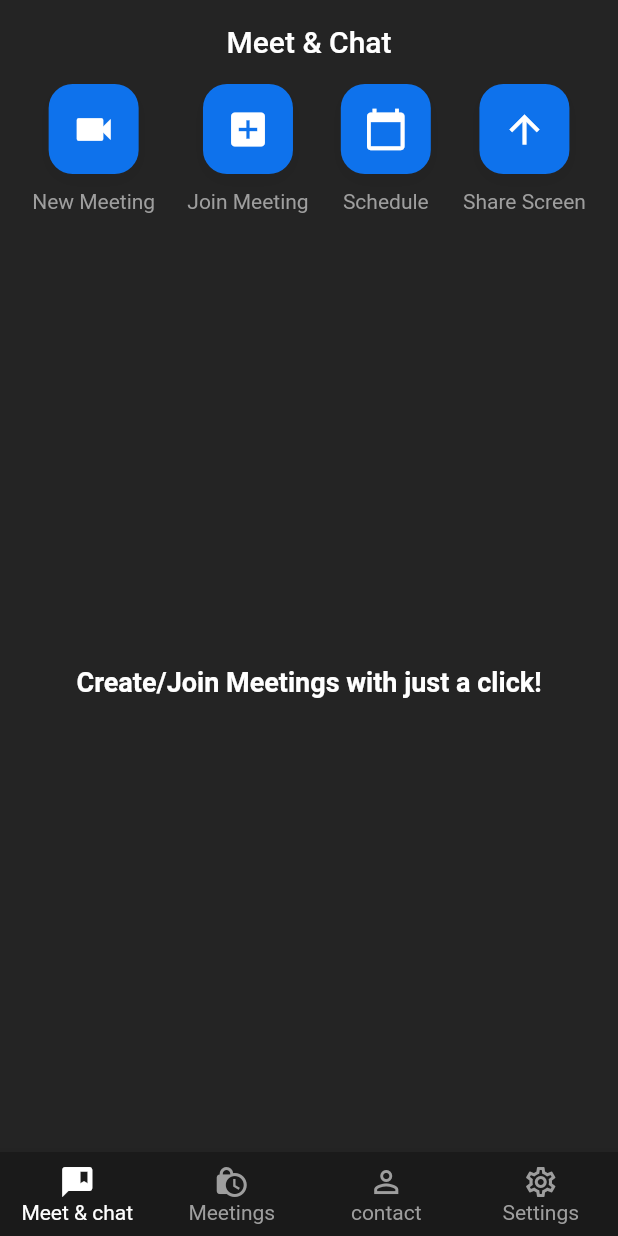
After one commit to kibriatuhin/conf_call, a Flutter app: the screen it shows once a user with an empty profile is signed in, after a tap on "New Meeting", on a phone screen of 412 x 824 dp. The commit adds this screen. Run offline on Flutter 3.47's test engine with Material 2 defaults, Android fonts, the phone set to English and light mode, and no system bars; our stand-ins replace cloud_firestore, firebase_auth, firebase_core, google_sign_in; missing offline and left inert: jitsi_meet; accounts and stored records are empty; network calls fail.

Commit message:
meeting creation done

```diff
--- a/lib/resources/auth_method.dart
+++ b/lib/resources/auth_method.dart
@@ -9,6 +9,8 @@ class AuthMethods {
   final FirebaseFirestore _firestore = FirebaseFirestore.instance;
 
   Stream<User?> get authChanges => _auth.authStateChanges();
+
+  User get user=> _auth.currentUser!;
 
   Future<bool> signInWithGoogle(BuildContext context) async {
     bool res = false;
--- /dev/null
+++ b/lib/resources/jitsi_meet_method.dart
@@ -0,0 +1,34 @@
+import 'package:conf_call/resources/auth_method.dart';
+import 'package:jitsi_meet/feature_flag/feature_flag.dart';
+import 'package:jitsi_meet/jitsi_meet.dart';
+
+class JitsiMeetMethod {
+  final AuthMethods _authMethods = AuthMethods();
+  void createNewMeeting({required String roomName,required bool isAudioMuted, required isVideoMuted}) async {
+    try {
+      FeatureFlag featureFlag = FeatureFlag();
+      featureFlag.welcomePageEnabled = false;
+      featureFlag.resolution = FeatureFlagVideoResolution
+          .MD_RESOLUTION; // Limit video resolution to 360p
+
+      var options = JitsiMeetingOptions(
+        room: roomName,
+
+      )
+       /* ..room = "myroom" // Required, spaces will be trimmed
+        ..serverURL = "https://someHost.com"
+        ..subject = "Meeting with Gunschu"*/
+        ..userDisplayName = _authMethods.user.displayName
+        ..userEmail = _authMethods.user.email
+        ..userAvatarURL = _authMethods.user.photoURL // or .png
+       /* ..audioOnly = true*/
+        ..audioMuted = isAudioMuted
+        ..videoMuted = isVideoMuted;
+       // ..featureFlag = featureFlag;
+
+      await JitsiMeet.joinMeeting(options);
+    } catch (error) {
+      print("error: $error");
+    }
+  }
+}
--- /dev/null
+++ b/lib/screens/history_meeting_screen.dart
@@ -0,0 +1,9 @@
+import 'package:flutter/material.dart';
+class HistoryMeetingScreen extends StatelessWidget {
+  const HistoryMeetingScreen({Key? key}) : super(key: key);
+
+  @override
+  Widget build(BuildContext context) {
+    return Container();
+  }
+}
--- a/lib/screens/home_screen.dart
+++ b/lib/screens/home_screen.dart
@@ -1,7 +1,8 @@
+import 'package:conf_call/screens/history_meeting_screen.dart';
+import 'package:conf_call/screens/meeting_screens.dart';
 import 'package:conf_call/utils/colors.dart';
 import 'package:conf_call/widgets/home_meeting_button.dart';
 import 'package:flutter/material.dart';
-
 
 class HomeScreen extends StatefulWidget {
   static const routeName = "/login";
@@ -18,6 +19,13 @@ class _HomeScreenState extends State<HomeScreen> {
       _page = page;
     });
   }
+
+  List<Widget> pages = [
+     MeetingScreens(),
+    const HistoryMeetingScreen(),
+    const Text("contact"),
+    const Text("setting")
+  ];
 
   @override
   Widget build(BuildContext context) {
@@ -56,45 +64,7 @@ class _HomeScreenState extends State<HomeScreen> {
           ),
         ],
       ),
-        body: Column(
-          children: [
-            Row(
-              mainAxisAlignment: MainAxisAlignment.spaceEvenly,
-              children: [
-                HomeMeetingButton(
-                  onPressed: () {},
-                  icon: Icons.videocam,
-                  text: "New Meeting",
-                ),
-                HomeMeetingButton(
-                  onPressed: () {},
-                  icon: Icons.add_box,
-                  text: "Join Meeting",
-                ),
-                HomeMeetingButton(
-                  onPressed: () {},
-                  icon: Icons.calendar_today,
-                  text: "Schedule",
-                ),
-                HomeMeetingButton(
-                  onPressed: () {},
-                  icon: Icons.arrow_upward,
-                  text: "Share Screen",
-                ),
-              ],
-            ),
-            const Expanded(
-              child: Center(
-                child: Text(
-                  "Create/Join Meetings with just a click!",
-                  style: TextStyle(
-                    fontWeight: FontWeight.bold,
-                    fontSize: 18,
-                  ),
-                ),
-              ),
-            )
-          ],
-        ));
+      body: pages[_page],
+    );
   }
 }
--- /dev/null
+++ b/lib/screens/meeting_screens.dart
@@ -0,0 +1,60 @@
+import 'dart:math';
+
+import 'package:conf_call/resources/jitsi_meet_method.dart';
+import 'package:flutter/material.dart';
+
+import '../widgets/home_meeting_button.dart';
+class MeetingScreens extends StatelessWidget {
+   MeetingScreens({Key? key}) : super(key: key);
+   final JitsiMeetMethod _jitsiMeetMethod = JitsiMeetMethod();
+  createMeeting  () async{
+    var random = Random();
+    String roomName = (random.nextInt(10000000)+10000000).toString();
+   _jitsiMeetMethod.createNewMeeting(roomName: roomName, isAudioMuted: true, isVideoMuted: true);
+
+  }
+
+  @override
+  Widget build(BuildContext context) {
+    return Column(
+      children: [
+        Row(
+          mainAxisAlignment: MainAxisAlignment.spaceEvenly,
+          children: [
+            HomeMeetingButton(
+              onPressed: createMeeting,
+              icon: Icons.videocam,
+              text: "New Meeting",
+            ),
+            HomeMeetingButton(
+              onPressed: () {},
+              icon: Icons.add_box,
+              text: "Join Meeting",
+            ),
+            HomeMeetingButton(
+              onPressed: () {},
+              icon: Icons.calendar_today,
+              text: "Schedule",
+            ),
+            HomeMeetingButton(
+              onPressed: () {},
+              icon: Icons.arrow_upward,
+              text: "Share Screen",
+            ),
+          ],
+        ),
+        const Expanded(
+          child: Center(
+            child: Text(
+              "Create/Join Meetings with just a click!",
+              style: TextStyle(
+                fontWeight: FontWeight.bold,
+                fontSize: 18,
+              ),
+            ),
+          ),
+        )
+      ],
+    );
+  }
+}
```
Lines whose indentation alone changed are shown as unchanged.
